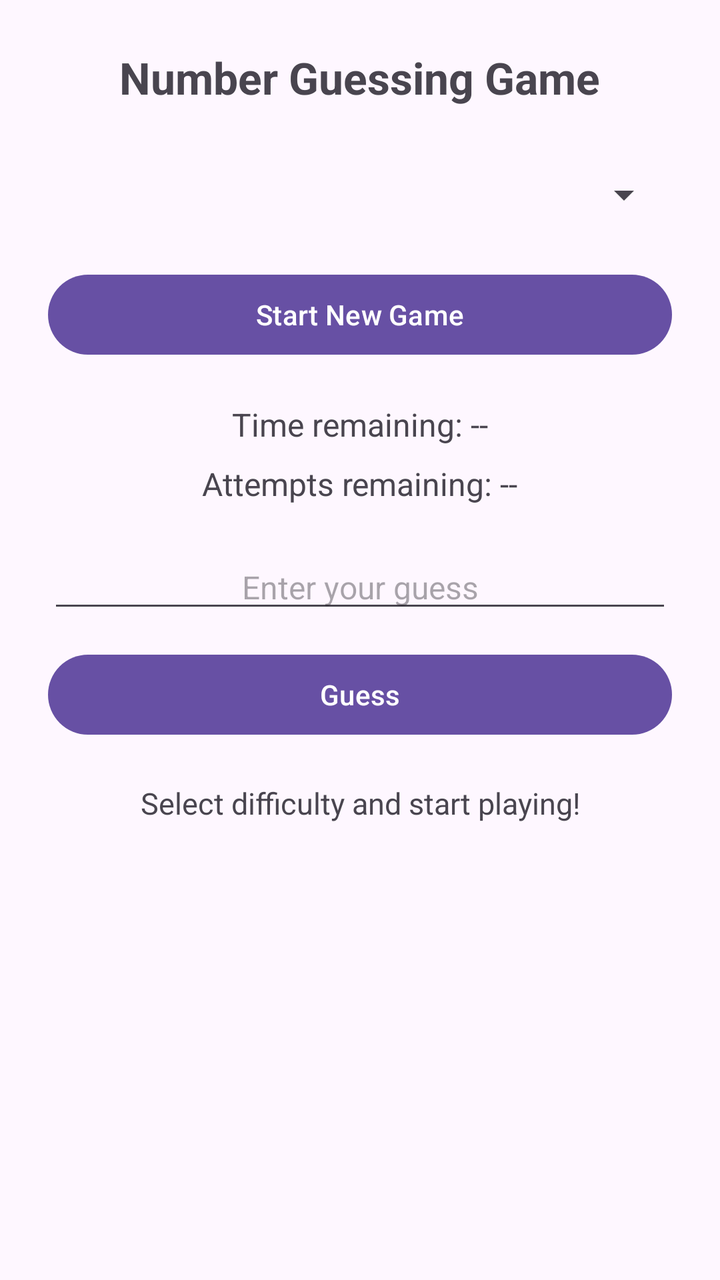
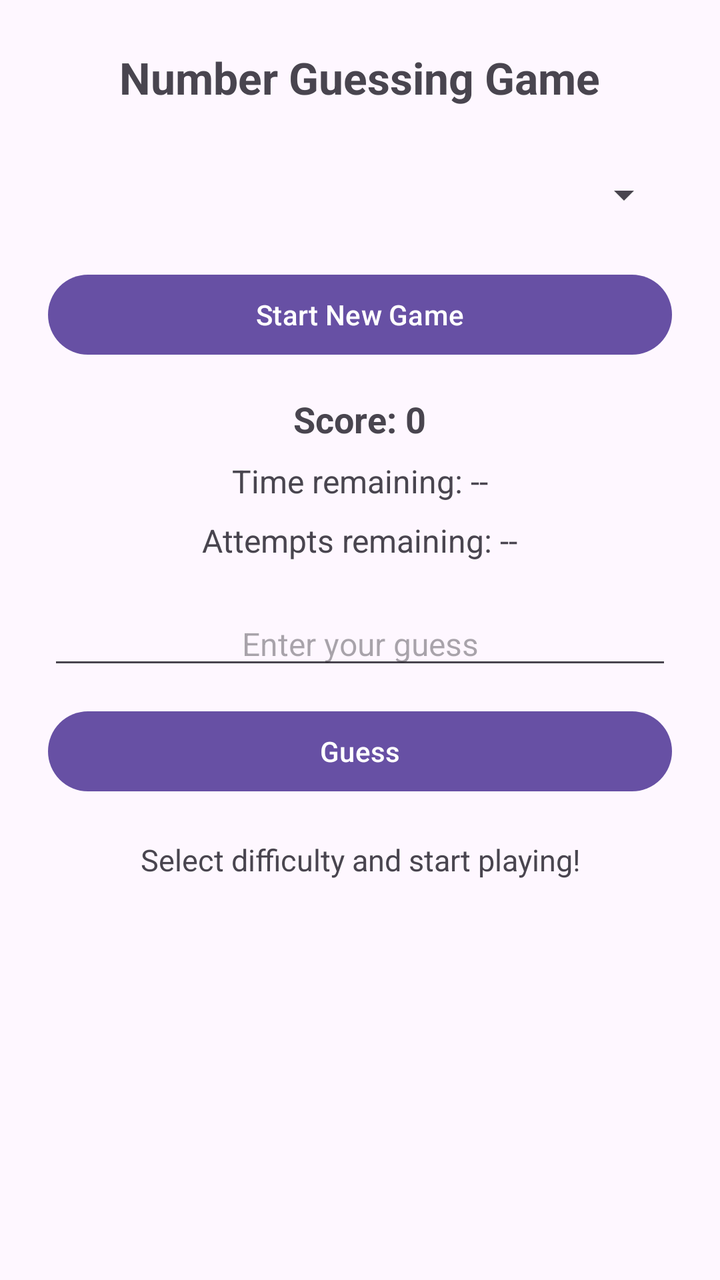

Before-and-after screenshots of an Android layout around one commit, followed by the original layout XML and the change that was made.
<!-- AndroidManifest.xml: application theme Theme.SpinnerGuess -->
<!-- res/layout/activity_main.xml -->
<?xml version="1.0" encoding="utf-8"?>
<LinearLayout xmlns:android="http://schemas.android.com/apk/res/android"
    android:layout_width="match_parent"
    android:layout_height="match_parent"
    android:orientation="vertical"
    android:padding="24dp"
    android:gravity="center_horizontal">

    <TextView
        android:layout_width="wrap_content"
        android:layout_height="wrap_content"
        android:text="Number Guessing Game"
        android:textSize="22sp"
        android:textStyle="bold"
        android:layout_marginBottom="20dp" />

    <Spinner
        android:id="@+id/spinnerDifficulty"
        android:layout_width="match_parent"
        android:layout_height="48dp"
        android:layout_marginBottom="12dp" />

    <Button
        android:id="@+id/btnNewGame"
        android:layout_width="match_parent"
        android:layout_height="wrap_content"
        android:text="Start New Game"
        android:layout_marginBottom="20dp" />

    <TextView
        android:id="@+id/tvTimer"
        android:layout_width="wrap_content"
        android:layout_height="wrap_content"
        android:text="Time remaining: --"
        android:textSize="16sp"
        android:layout_marginBottom="8dp" />

    <TextView
        android:id="@+id/tvAttempts"
        android:layout_width="wrap_content"
        android:layout_height="wrap_content"
        android:text="Attempts remaining: --"
        android:textSize="16sp"
        android:layout_marginBottom="20dp" />

    <EditText
        android:id="@+id/etGuess"
        android:layout_width="match_parent"
        android:layout_height="wrap_content"
        android:hint="Enter your guess"
        android:inputType="number"
        android:gravity="center"
        android:textSize="16sp"
        android:layout_marginBottom="12dp" />

    <Button
        android:id="@+id/btnGuess"
        android:layout_width="match_parent"
        android:layout_height="wrap_content"
        android:text="Guess"
        android:layout_marginBottom="20dp" />

    <TextView
        android:id="@+id/tvFeedback"
        android:layout_width="wrap_content"
        android:layout_height="wrap_content"
        android:text="Select difficulty and start playing!"
        android:textSize="15sp"
        android:gravity="center" />

</LinearLayout>
<!-- resources referenced by this layout -->
<resources>
  <style name="Theme.SpinnerGuess" parent="Base.Theme.SpinnerGuess" />
  <style name="Base.Theme.SpinnerGuess" parent="Theme.Material3.DayNight.NoActionBar">
          
          
      </style>
</resources>

<!-- the commit's change to res/layout/activity_main.xml (unified diff, before → after) -->
@@ -25,7 +25,16 @@
         android:layout_width="match_parent"
         android:layout_height="wrap_content"
         android:text="Start New Game"
-        android:layout_marginBottom="20dp" />
+        android:layout_marginBottom="16dp" />
+
+    <TextView
+        android:id="@+id/tvScore"
+        android:layout_width="wrap_content"
+        android:layout_height="wrap_content"
+        android:text="Score: 0"
+        android:textSize="18sp"
+        android:textStyle="bold"
+        android:layout_marginBottom="8dp" />
 
     <TextView
         android:id="@+id/tvTimer"
